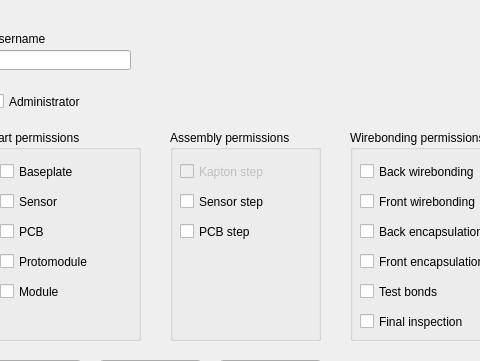
First picture: the form in pages_ui/view_users.ui, repository IncandelaLab/SharedUI, before the edit; both pictures show x 390 to 870 and y 0 to 361 of the 1097 by 705 pixel window.
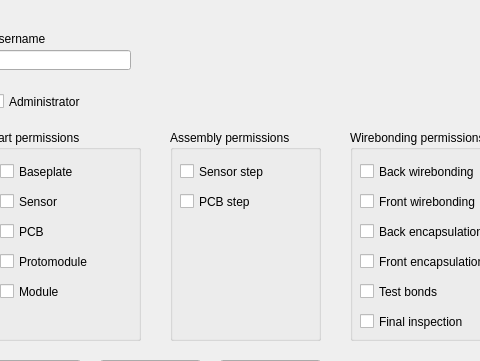
Second picture: the form after the edit.

```diff
--- a/pages_ui/view_users.ui
+++ b/pages_ui/view_users.ui
@@ -179,7 +179,7 @@
     <property name="geometry">
      <rect>
       <x>10</x>
-      <y>90</y>
+      <y>60</y>
       <width>121</width>
       <height>23</height>
      </rect>
@@ -188,27 +188,11 @@
      <string>PCB step</string>
     </property>
    </widget>
-   <widget class="QCheckBox" name="cbStepKapton">
-    <property name="enabled">
-     <bool>false</bool>
-    </property>
-    <property name="geometry">
-     <rect>
-      <x>10</x>
-      <y>30</y>
-      <width>121</width>
-      <height>23</height>
-     </rect>
-    </property>
-    <property name="text">
-     <string>Kapton step</string>
-    </property>
-   </widget>
    <widget class="QCheckBox" name="cbStepSensor">
     <property name="geometry">
      <rect>
       <x>10</x>
-      <y>60</y>
+      <y>30</y>
       <width>121</width>
       <height>23</height>
      </rect>
```
